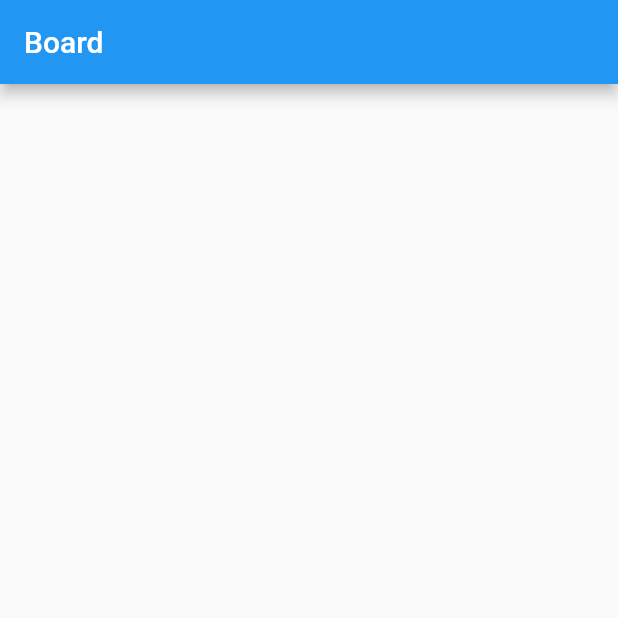
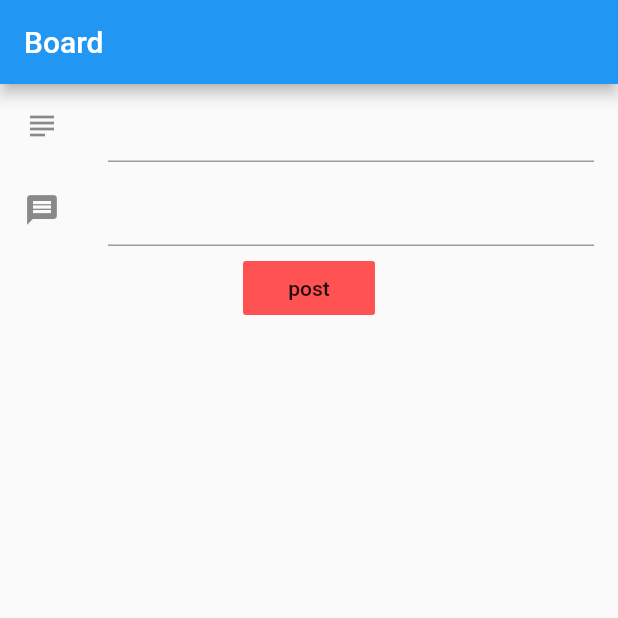
Before and after one commit to wallas83/FireBase_setUp, a Flutter app: the screen it shows after launch, on a phone screen of 412 x 824 dp, the top half of it. Run offline on Flutter 3.47's test engine with Material 2 defaults, Android fonts, the phone set to English and light mode, and no system bars; our stand-ins replace firebase_database; accounts and stored records are empty.

```diff
--- a/lib/main.dart
+++ b/lib/main.dart
@@ -1,6 +1,8 @@
 import 'package:firebase_database/firebase_database.dart';
 import 'package:firebase_setup/model/board.dart';
+import 'package:flutter/cupertino.dart';
 import 'package:flutter/material.dart';
+import 'package:flutter/widgets.dart';
 
 void main() => runApp(MyApp());
 
@@ -63,14 +65,46 @@ class _MyHomePageState extends State<MyHomePage> {
       appBar: AppBar(
         title: Text("Board"),
       ),
-      body: Center(
-        child: Column(
-          mainAxisAlignment: MainAxisAlignment.center,
-          children: <Widget>[
+      body: Column(
+        children: <Widget>[
+          Flexible(
+            flex: 0,
+            child: Form(
+              key: formkey,
+              child: Flex(
+                direction: Axis.vertical,
+                children: <Widget>[
+                  ListTile(
+                    leading: Icon(Icons.subject),
+                    title: TextFormField(
+                      initialValue: "",
+                      onSaved: (val) =>board.subjet = val,
+                      validator: (val) => val == "" ? val : null,
 
-          ],
-        ),
-      ),
+                    ),
+                  ),
+                  ListTile(
+                    leading: Icon(Icons.message),
+                    title: TextFormField(
+                      initialValue: "",
+                      onSaved: (val) => board.body = val,
+                      validator: (val) => val == ""? val : null,
+                    ),
+                  ),
+                  //send or post button
+                  FlatButton(
+                    child: Text("post"),
+                    color: Colors.redAccent,
+                    onPressed: (){
+                      handleSubmit();
+                    },
+                  )
+                ],
+              ),
+            ),
+          )
+        ],
+      )
 
     );
   }
@@ -80,4 +114,15 @@ class _MyHomePageState extends State<MyHomePage> {
       boardMessages.add(Board.fromSnapshot(event.snapshot));
     });
   }
+
+  void handleSubmit() {
+    final FormState form = formkey.currentState;
+    if(form.validate()){
+      form.save();
+      form.reset();
+      // save form data to database
+
+      databaseReference.push().set(board.toJson());
+    }
+  }
 }
```
